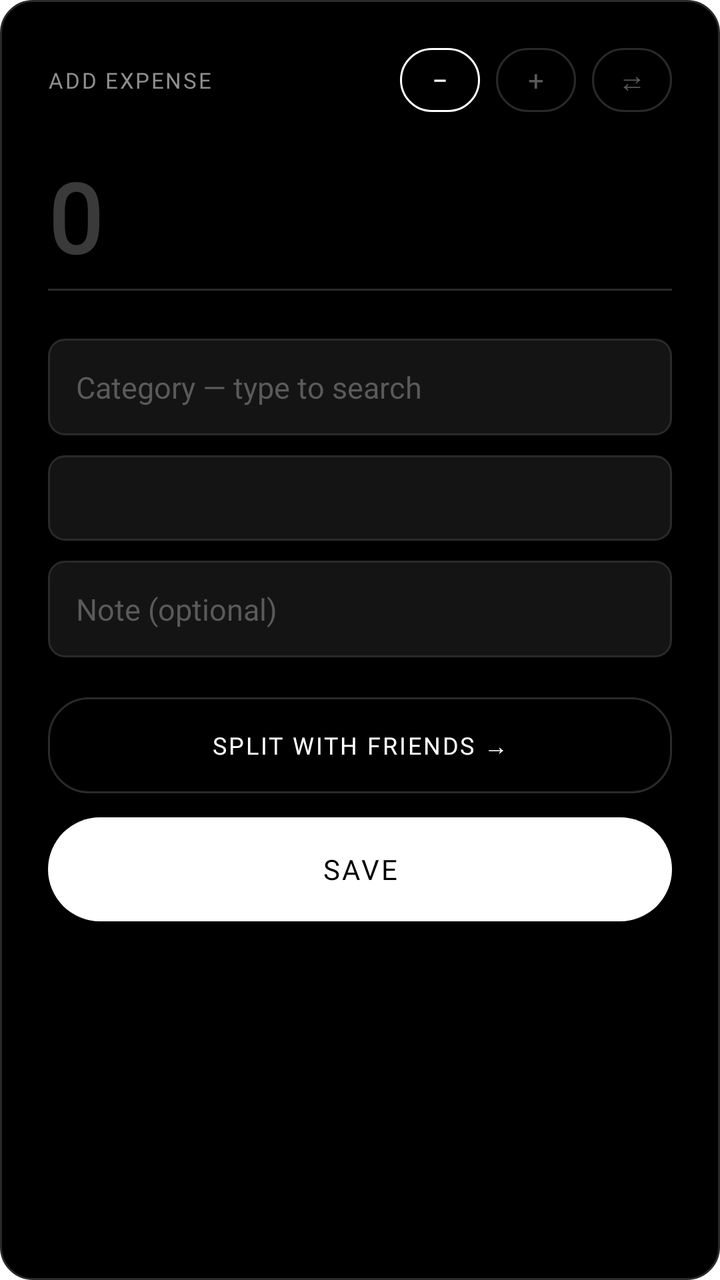
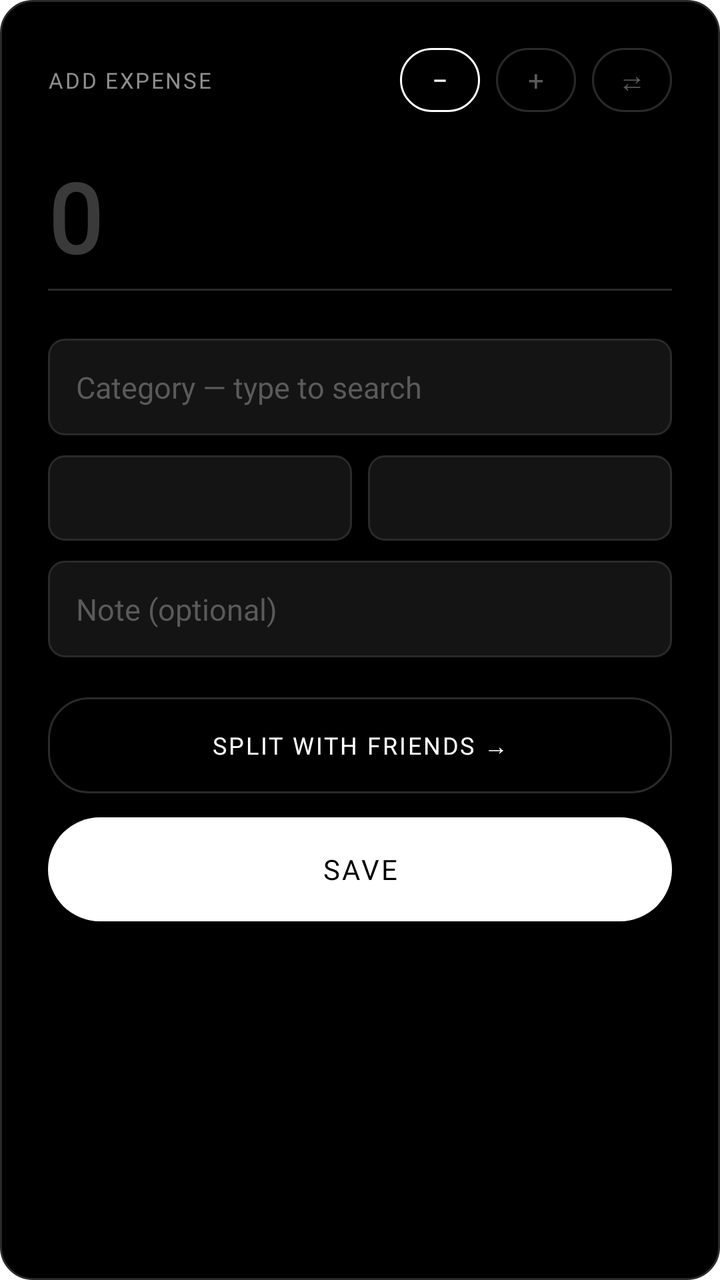

An Android layout rendered at two revisions. The XML below is the earlier revision; the diff shows what the commit changed to produce the second picture.
<!-- AndroidManifest.xml: activity theme QuickAddTheme -->
<!-- res/layout/quick_add.xml -->
<?xml version="1.0" encoding="utf-8"?>
<LinearLayout xmlns:android="http://schemas.android.com/apk/res/android"
    android:layout_width="match_parent"
    android:layout_height="wrap_content"
    android:orientation="vertical"
    android:background="@drawable/dialog_bg"
    android:minWidth="320dp"
    android:padding="24dp">

    <LinearLayout
        android:layout_width="match_parent"
        android:layout_height="wrap_content"
        android:gravity="center_vertical"
        android:orientation="horizontal">

        <TextView
            android:id="@+id/title"
            android:layout_width="0dp"
            android:layout_height="wrap_content"
            android:layout_weight="1"
            android:fontFamily="@font/space_mono"
            android:letterSpacing="0.08"
            android:text="@string/add_expense"
            android:textColor="#8F8F8F"
            android:textSize="11sp" />

        <TextView
            android:id="@+id/sign_minus"
            android:layout_width="40dp"
            android:layout_height="32dp"
            android:background="@drawable/chip_on"
            android:fontFamily="@font/space_mono_bold"
            android:gravity="center"
            android:text="−"
            android:textColor="#FFFFFF"
            android:textSize="14sp" />

        <TextView
            android:id="@+id/sign_plus"
            android:layout_width="40dp"
            android:layout_height="32dp"
            android:layout_marginStart="8dp"
            android:background="@drawable/chip"
            android:fontFamily="@font/space_mono_bold"
            android:gravity="center"
            android:text="+"
            android:textColor="#5A5A5A"
            android:textSize="14sp" />

        <TextView
            android:id="@+id/sign_transfer"
            android:layout_width="40dp"
            android:layout_height="32dp"
            android:layout_marginStart="8dp"
            android:background="@drawable/chip"
            android:fontFamily="@font/space_mono_bold"
            android:gravity="center"
            android:text="⇄"
            android:textColor="#5A5A5A"
            android:textSize="14sp" />
    </LinearLayout>

    <LinearLayout
        android:id="@+id/expense_section"
        android:layout_width="match_parent"
        android:layout_height="wrap_content"
        android:orientation="vertical">

        <EditText
            android:id="@+id/amount"
            android:layout_width="match_parent"
            android:layout_height="wrap_content"
            android:layout_marginTop="20dp"
            android:background="@null"
            android:fontFamily="@font/doto"
            android:textFontWeight="700"
            android:fontVariationSettings="&apos;ROND&apos; 100"
            android:hint="@string/amount_hint"
            android:inputType="numberDecimal"
            android:textColor="#FFFFFF"
            android:textColorHint="#3A3A3A"
            android:textCursorDrawable="@null"
            android:textSize="48sp" />

        <View
            android:layout_width="match_parent"
            android:layout_height="1dp"
            android:layout_marginTop="4dp"
            android:background="#2A2A2A" />

        <AutoCompleteTextView
            android:id="@+id/category"
            android:layout_width="match_parent"
            android:layout_height="wrap_content"
            android:layout_marginTop="24dp"
            android:background="@drawable/field_bg"
            android:completionThreshold="1"
            android:hint="@string/category_hint"
            android:inputType="text"
            android:padding="14dp"
            android:popupBackground="#141414"
            android:textColor="#FFFFFF"
            android:textColorHint="#5A5A5A"
            android:textSize="15sp" />

        <TextView
            android:id="@+id/account"
            android:layout_width="match_parent"
            android:layout_height="wrap_content"
            android:layout_marginTop="10dp"
            android:background="@drawable/field_bg"
            android:fontFamily="@font/space_mono"
            android:letterSpacing="0.08"
            android:padding="14dp"
            android:textColor="#FFFFFF"
            android:textSize="11sp" />

        <EditText
            android:id="@+id/note"
            android:layout_width="match_parent"
            android:layout_height="wrap_content"
            android:layout_marginTop="10dp"
            android:background="@drawable/field_bg"
            android:hint="@string/note_hint"
            android:inputType="text"
            android:padding="14dp"
            android:textColor="#FFFFFF"
            android:textColorHint="#5A5A5A"
            android:textSize="15sp" />

        <TextView
            android:id="@+id/split"
            android:layout_width="match_parent"
            android:layout_height="48dp"
            android:layout_marginTop="20dp"
            android:background="@drawable/chip"
            android:fontFamily="@font/space_mono_bold"
            android:gravity="center"
            android:letterSpacing="0.08"
            android:text="@string/split_entry"
            android:textColor="#FFFFFF"
            android:textSize="12sp" />

        <Button
            android:id="@+id/save"
            android:layout_width="match_parent"
            android:layout_height="52dp"
            android:layout_marginTop="12dp"
            android:background="@drawable/btn_primary"
            android:fontFamily="@font/space_mono_bold"
            android:letterSpacing="0.08"
            android:text="@string/save"
            android:textColor="#000000"
            android:textSize="14sp" />
    </LinearLayout>

    <LinearLayout
        android:id="@+id/income_section"
        android:layout_width="match_parent"
        android:layout_height="wrap_content"
        android:orientation="vertical"
        android:visibility="gone">

        <LinearLayout
            android:layout_width="match_parent"
            android:layout_height="wrap_content"
            android:layout_marginTop="22dp"
            android:orientation="horizontal">

            <TextView
                android:id="@+id/mode_repayment"
                android:layout_width="0dp"
                android:layout_height="44dp"
                android:layout_weight="1"
                android:background="@drawable/chip_on"
                android:fontFamily="@font/space_mono_bold"
                android:gravity="center"
                android:letterSpacing="0.08"
                android:text="@string/repayment"
                android:textColor="#FFFFFF"
                android:textSize="11sp" />

            <TextView
                android:id="@+id/mode_income"
                android:layout_width="0dp"
                android:layout_height="44dp"
                android:layout_marginStart="8dp"
                android:layout_weight="1"
                android:background="@drawable/chip"
                android:fontFamily="@font/space_mono_bold"
                android:gravity="center"
                android:letterSpacing="0.08"
                android:text="@string/income"
                android:textColor="#5A5A5A"
                android:textSize="11sp" />
        </LinearLayout>

        <TextView
            android:id="@+id/mode_hint"
            android:layout_width="wrap_content"
            android:layout_height="wrap_content"
            android:layout_marginTop="14dp"
            android:fontFamily="@font/space_mono"
            android:letterSpacing="0.08"
            android:text="@string/repayment_hint"
            android:textColor="#5A5A5A"
            android:textSize="11sp" />

        <Button
            android:id="@+id/continue_btn"
            android:layout_width="match_parent"
            android:layout_height="52dp"
            android:layout_marginTop="24dp"
            android:background="@drawable/btn_primary"
            android:fontFamily="@font/space_mono_bold"
            android:letterSpacing="0.08"
            android:text="@string/continue_label"
            android:textColor="#000000"
            android:textSize="14sp" />
    </LinearLayout>

    <LinearLayout
        android:id="@+id/transfer_section"
        android:layout_width="match_parent"
        android:layout_height="wrap_content"
        android:orientation="vertical"
        android:visibility="gone">

        <EditText
            android:id="@+id/transfer_amount"
            android:layout_width="match_parent"
            android:layout_height="wrap_content"
            android:layout_marginTop="20dp"
            android:background="@null"
            android:fontFamily="@font/doto"
            android:textFontWeight="700"
            android:fontVariationSettings="&apos;ROND&apos; 100"
            android:hint="@string/amount_hint"
            android:inputType="numberDecimal"
            android:textColor="#FFFFFF"
            android:textColorHint="#3A3A3A"
            android:textCursorDrawable="@null"
            android:textSize="48sp" />

        <View
            android:layout_width="match_parent"
            android:layout_height="1dp"
            android:layout_marginTop="4dp"
            android:background="#2A2A2A" />

        <TextView
            android:id="@+id/transfer_from"
            android:layout_width="match_parent"
            android:layout_height="wrap_content"
            android:layout_marginTop="24dp"
            android:background="@drawable/field_bg"
            android:fontFamily="@font/space_mono"
            android:letterSpacing="0.08"
            android:padding="14dp"
            android:textColor="#FFFFFF"
            android:textSize="11sp" />

        <TextView
            android:id="@+id/transfer_to"
            android:layout_width="match_parent"
            android:layout_height="wrap_content"
            android:layout_marginTop="10dp"
            android:background="@drawable/field_bg"
            android:fontFamily="@font/space_mono"
            android:letterSpacing="0.08"
            android:padding="14dp"
            android:textColor="#FFFFFF"
            android:textSize="11sp" />

        <Button
            android:id="@+id/save_transfer"
            android:layout_width="match_parent"
            android:layout_height="52dp"
            android:layout_marginTop="20dp"
            android:background="@drawable/btn_primary"
            android:fontFamily="@font/space_mono_bold"
            android:letterSpacing="0.08"
            android:text="@string/save_transfer"
            android:textColor="#000000"
            android:textSize="14sp" />
    </LinearLayout>
</LinearLayout>
<!-- resources referenced by this layout -->
<resources>
  <!-- drawable btn_primary (drawable) -->
  <?xml version="1.0" encoding="utf-8"?>
  <shape xmlns:android="http://schemas.android.com/apk/res/android">
      <solid android:color="#FFFFFF" />
      <corners android:radius="26dp" />
  </shape>
  <!-- drawable chip (drawable) -->
  <?xml version="1.0" encoding="utf-8"?>
  <shape xmlns:android="http://schemas.android.com/apk/res/android">
      <solid android:color="#00000000" />
      <stroke android:width="1dp" android:color="#2A2A2A" />
      <corners android:radius="20dp" />
  </shape>
  <!-- drawable chip_on (drawable) -->
  <?xml version="1.0" encoding="utf-8"?>
  <shape xmlns:android="http://schemas.android.com/apk/res/android">
      <solid android:color="#00000000" />
      <stroke android:width="1dp" android:color="#FFFFFF" />
      <corners android:radius="20dp" />
  </shape>
  <!-- drawable dialog_bg (drawable) -->
  <?xml version="1.0" encoding="utf-8"?>
  <shape xmlns:android="http://schemas.android.com/apk/res/android">
      <solid android:color="#000000" />
      <stroke android:width="1dp" android:color="#2A2A2A" />
      <corners android:radius="16dp" />
  </shape>
  <!-- drawable field_bg (drawable) -->
  <?xml version="1.0" encoding="utf-8"?>
  <shape xmlns:android="http://schemas.android.com/apk/res/android">
      <solid android:color="#141414" />
      <stroke android:width="1dp" android:color="#2A2A2A" />
      <corners android:radius="8dp" />
  </shape>
  <string name="add_expense">ADD EXPENSE</string>
  <string name="amount_hint">0</string>
  <string name="category_hint">Category — type to search</string>
  <string name="continue_label">CONTINUE</string>
  <string name="income">INCOME</string>
  <string name="note_hint">Note (optional)</string>
  <string name="repayment">REPAYMENT</string>
  <string name="repayment_hint">SETTLES WHAT SOMEONE OWES YOU</string>
  <string name="save">SAVE</string>
  <string name="save_transfer">SAVE TRANSFER</string>
  <string name="split_entry">SPLIT WITH FRIENDS →</string>
  <style name="QuickAddTheme" parent="@android:style/Theme.DeviceDefault.Dialog.NoActionBar">
          <item name="android:windowBackground">@android:color/transparent</item>
          <item name="android:colorAccent">#4CD97B</item>
      </style>
</resources>

<!-- the commit's change to res/layout/quick_add.xml (unified diff, before → after) -->
@@ -103,17 +103,37 @@
             android:textColorHint="#5A5A5A"
             android:textSize="15sp" />
 
-        <TextView
-            android:id="@+id/account"
+        <LinearLayout
             android:layout_width="match_parent"
             android:layout_height="wrap_content"
             android:layout_marginTop="10dp"
-            android:background="@drawable/field_bg"
-            android:fontFamily="@font/space_mono"
-            android:letterSpacing="0.08"
-            android:padding="14dp"
-            android:textColor="#FFFFFF"
-            android:textSize="11sp" />
+            android:orientation="horizontal">
+
+            <TextView
+                android:id="@+id/date"
+                android:layout_width="0dp"
+                android:layout_height="wrap_content"
+                android:layout_marginEnd="8dp"
+                android:layout_weight="1"
+                android:background="@drawable/field_bg"
+                android:fontFamily="@font/space_mono"
+                android:letterSpacing="0.08"
+                android:padding="14dp"
+                android:textColor="#FFFFFF"
+                android:textSize="11sp" />
+
+            <TextView
+                android:id="@+id/account"
+                android:layout_width="0dp"
+                android:layout_height="wrap_content"
+                android:layout_weight="1"
+                android:background="@drawable/field_bg"
+                android:fontFamily="@font/space_mono"
+                android:letterSpacing="0.08"
+                android:padding="14dp"
+                android:textColor="#FFFFFF"
+                android:textSize="11sp" />
+        </LinearLayout>
 
         <EditText
             android:id="@+id/note"
@@ -249,10 +269,22 @@
             android:background="#2A2A2A" />
 
         <TextView
+            android:id="@+id/transfer_date"
+            android:layout_width="match_parent"
+            android:layout_height="wrap_content"
+            android:layout_marginTop="24dp"
+            android:background="@drawable/field_bg"
+            android:fontFamily="@font/space_mono"
+            android:letterSpacing="0.08"
+            android:padding="14dp"
+            android:textColor="#FFFFFF"
+            android:textSize="11sp" />
+
+        <TextView
             android:id="@+id/transfer_from"
             android:layout_width="match_parent"
             android:layout_height="wrap_content"
-            android:layout_marginTop="24dp"
+            android:layout_marginTop="10dp"
             android:background="@drawable/field_bg"
             android:fontFamily="@font/space_mono"
             android:letterSpacing="0.08"
